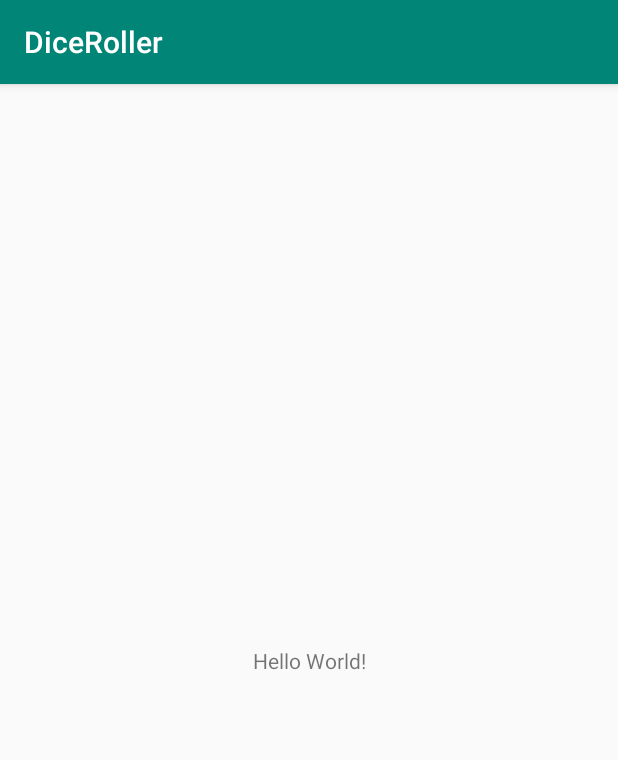
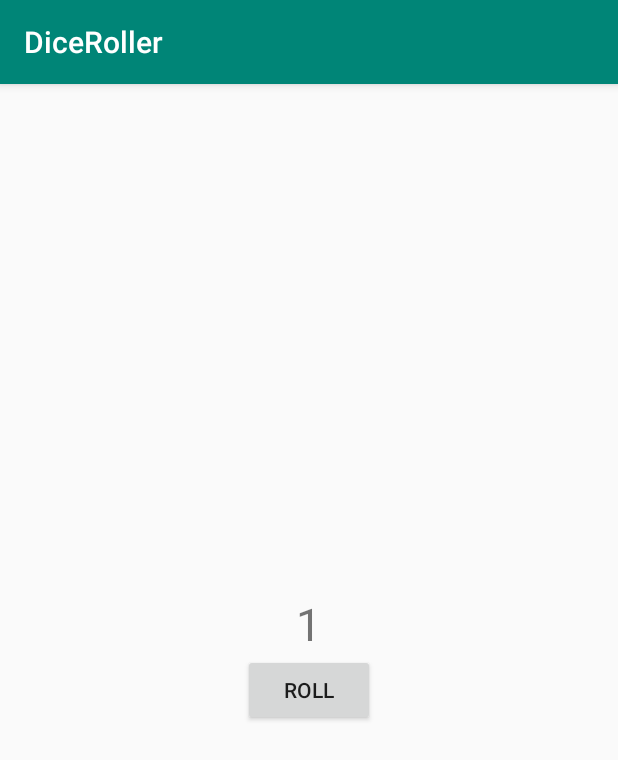
Before and after one commit to 1920-5bhif-nvs/1920-5bhif-nvs-udacity-labs-ThomasAnt, an Android app: the screen it shows after launch (MainActivity), on a phone screen of 412 x 824 dp. Shown: the top 760 px of the screen. Run offline under Robolectric (Android 15) with nearby library versions, the phone set to English and light mode, and no system bars.

Commit message:
Lesson:1-13 Thomas Antensteiner

```diff
--- a/app/src/main/res/layout/activity_main.xml
+++ b/app/src/main/res/layout/activity_main.xml
@@ -1,19 +1,24 @@
 <?xml version="1.0" encoding="utf-8"?>
-<android.support.constraint.ConstraintLayout
-        xmlns:android="http://schemas.android.com/apk/res/android"
-        xmlns:tools="http://schemas.android.com/tools"
-        xmlns:app="http://schemas.android.com/apk/res-auto"
-        android:layout_width="match_parent"
-        android:layout_height="match_parent"
-        tools:context=".MainActivity">
+<LinearLayout xmlns:android="http://schemas.android.com/apk/res/android"
+    xmlns:tools="http://schemas.android.com/tools"
+    android:layout_width="match_parent"
+    android:layout_height="wrap_content"
+    android:orientation="vertical"
+    android:layout_gravity="center_vertical"
+    tools:context=".MainActivity">
 
     <TextView
-            android:layout_width="wrap_content"
-            android:layout_height="wrap_content"
-            android:text="Hello World!"
-            app:layout_constraintBottom_toBottomOf="parent"
-            app:layout_constraintLeft_toLeftOf="parent"
-            app:layout_constraintRight_toRightOf="parent"
-            app:layout_constraintTop_toTopOf="parent"/>
+        android:layout_width="wrap_content"
+        android:layout_height="wrap_content"
+        android:text="1"
+        android:layout_gravity="center_horizontal"
+        android:textSize="30sp"
+        />
 
-</android.support.constraint.ConstraintLayout>
+    <Button
+        android:layout_width="wrap_content"
+        android:layout_height="wrap_content"
+        android:text="@string/roll"
+        android:layout_gravity="center_horizontal"/>
+
+</LinearLayout>
--- a/app/src/main/res/values/strings.xml
+++ b/app/src/main/res/values/strings.xml
@@ -1,3 +1,4 @@
 <resources>
     <string name="app_name">DiceRoller</string>
+    <string name="roll">Roll</string>
 </resources>
```
